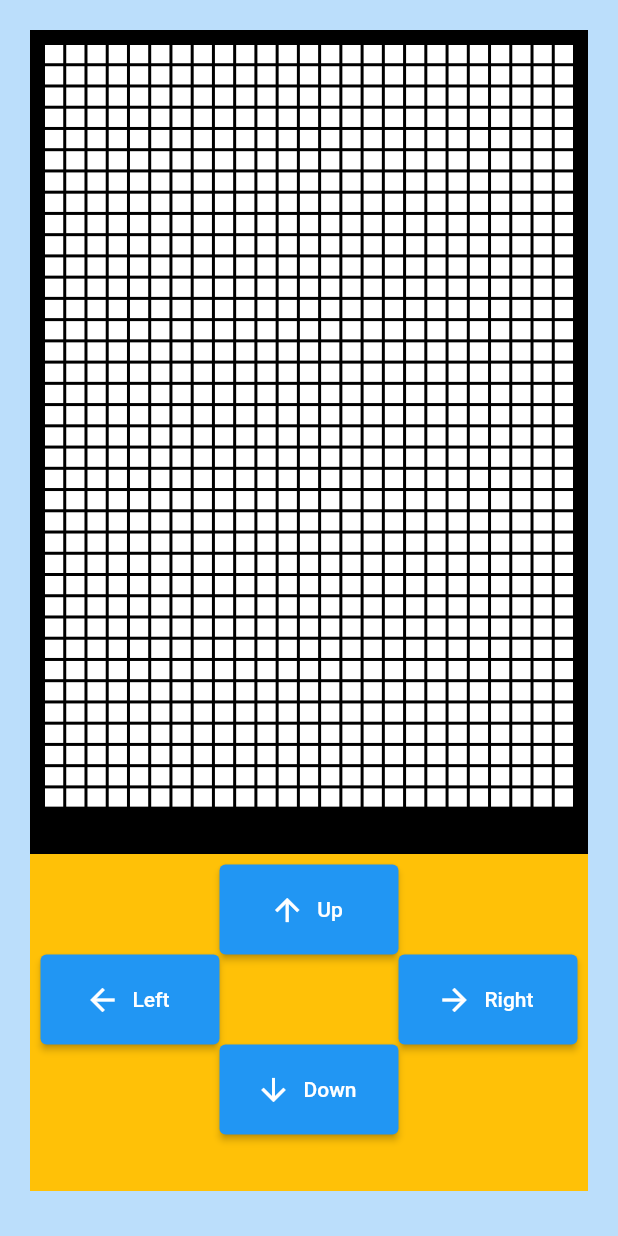
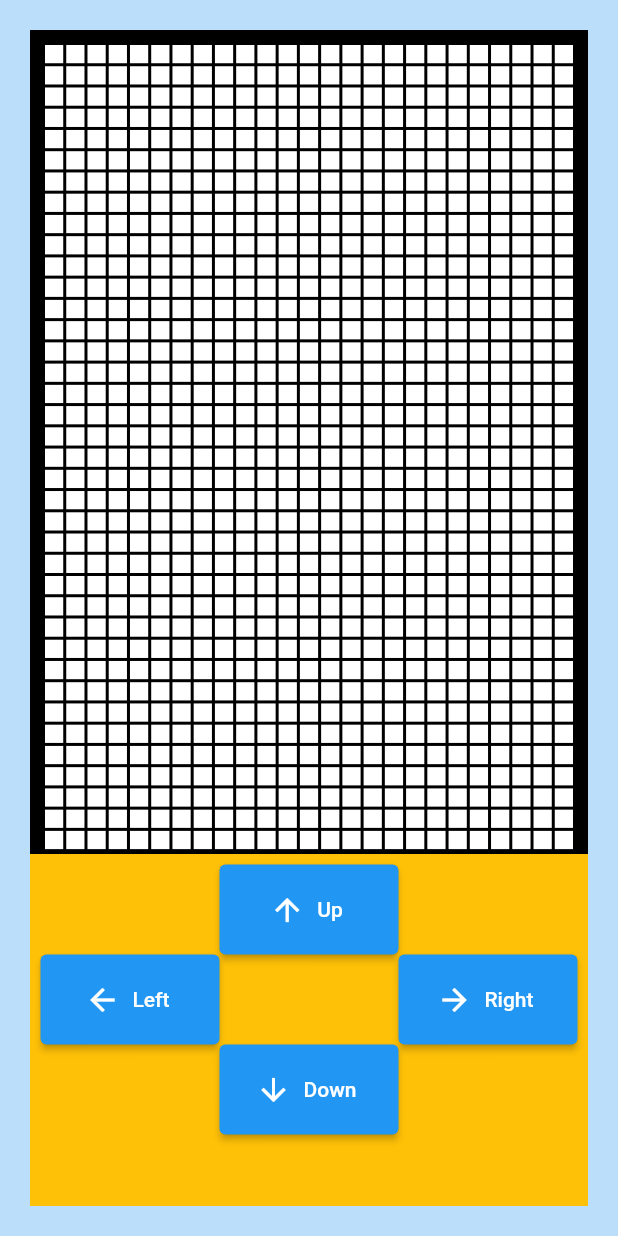
Before and after one commit to hAsiBuL231/Snake-Game-Flutter-App, a Flutter app: the screen it shows after launch, after a tap on "Start Game", on a phone screen of 412 x 824 dp. Run offline on Flutter 3.47's test engine with Material 2 defaults, Android fonts, the phone set to English and light mode, and no system bars.

Commit message:
4th commit

```diff
--- a/lib/homepage.dart
+++ b/lib/homepage.dart
@@ -5,14 +5,15 @@ class HomePage extends StatefulWidget {
   const HomePage({Key? key}) : super(key: key);
 
   @override
-  _HomePageState createState() => _HomePageState();
+  HomePageState createState() => HomePageState();
 }
 
-class _HomePageState extends State<HomePage> {
+class HomePageState extends State<HomePage> {
   @override
   Widget build(BuildContext context) {
     return Scaffold(
-      drawer: Drawer(      ///   Drawer    ///
+      drawer: Drawer(
+        ///   Drawer    ///
         child: Column(
           children: [
             Container(
@@ -25,24 +26,32 @@ class _HomePageState extends State<HomePage> {
             ),
             const ListTile(
                 leading: Icon(Icons.info_outline),
-                title: TextButton(onPressed: null, child: Text("Info"))),   // Drawer : Info
+                title: TextButton(
+                    onPressed: null, child: Text("Info"))), // Drawer : Info
             const ListTile(
                 leading: Icon(Icons.help_outline),
-                title:
-                    TextButton(onPressed: null, child: Text("Help & Support"))),   // Drawer : help & support
+                title: TextButton(
+                    onPressed: null,
+                    child: Text("Help & Support"))), // Drawer : help & support
             const ListTile(
                 leading: Icon(Icons.feedback_outlined),
-                title: TextButton(onPressed: null, child: Text("Feedback"))),   // Drawer : feedback
+                title: TextButton(
+                    onPressed: null,
+                    child: Text("Feedback"))), // Drawer : feedback
             const ListTile(
                 leading: Icon(Icons.settings),
-                title: TextButton(onPressed: null, child: Text("Settings"))),   // Drawer : settings
+                title: TextButton(
+                    onPressed: null,
+                    child: Text("Settings"))), // Drawer : settings
             const ListTile(
                 leading: Icon(Icons.exit_to_app),
-                title: TextButton(onPressed: null, child: Text("Exit")))    // Drawer : exit
+                title: TextButton(
+                    onPressed: null, child: Text("Exit"))) // Drawer : exit
           ],
         ),
       ),
-      appBar: AppBar(       /// Appbar ///
+      appBar: AppBar(
+        /// Appbar ///
         title: const Text("Flutter Demo Snake Game"),
         centerTitle: true,
         shape: const RoundedRectangleBorder(
@@ -50,14 +59,14 @@ class _HomePageState extends State<HomePage> {
           borderRadius: BorderRadius.horizontal(
               left: Radius.circular(25), right: Radius.circular(25)),
         ),
+///
+         leading:
+         IconButton(
+           icon: const Icon(Icons.menu),
+           onPressed: () {
 
-        // leading:
-        // IconButton(
-        //   icon: const Icon(Icons.menu),
-        //   onPressed: () {
-        //
-        //   },
-        // ),
+           },
+         ),
         actions: <Widget>[
           IconButton(onPressed: () {}, icon: const Icon(Icons.search)),
           PopupMenuButton(itemBuilder: (BuildContext context) {
@@ -71,10 +80,26 @@ class _HomePageState extends State<HomePage> {
       ),
       body: Column(
         children: <Widget>[
-          const Padding(       /// Welcome title ///
-            padding: EdgeInsets.fromLTRB(15, 15, 15, 100),
+          Padding(
+            padding: const EdgeInsets.only(left: 12, right: 4, top: 30),
+            child: ClipRRect(
+              borderRadius: BorderRadius.circular(200.0),
+              child: Image.asset(
+                'images/R.png',
+                width: 150.0,
+                height: 150.0,
+                fit: BoxFit.fill,
+              ),
+            ),
+          ),
+
+          const Padding(
+            /// Welcome title ///
+            padding: EdgeInsets.fromLTRB(15, 15, 15, 70),
             child: Text(
-              "Welcome to My Flutter APP",       /// title  ///
+              "Welcome to My Flutter APP",
+
+              /// title  ///
               textAlign: TextAlign.center,
               style: TextStyle(
                 fontSize: 25.0,
@@ -82,9 +107,12 @@ class _HomePageState extends State<HomePage> {
                 color: Colors.purple,
               ),
             ),
-          ),    /// Welcome title ///
+          ),
+
+          /// Welcome title ///
           // ignore: deprecated_member_use
-          Center(       /// Start Game Button ///
+          Center(
+            /// Start Game Button ///
             // ignore: deprecated_member_use
             child: ElevatedButton(
               onPressed: () {
@@ -97,7 +125,9 @@ class _HomePageState extends State<HomePage> {
                 color: Colors.blue,
                 padding: const EdgeInsets.all(30.0),
                 child: const Text(
-                  "Start Game",        ///  Button ///
+                  "Start Game",
+
+                  ///  Button ///
                   textAlign: TextAlign.center,
                   style: TextStyle(
                     fontSize: 25.0,
@@ -106,7 +136,9 @@ class _HomePageState extends State<HomePage> {
                 ),
               ),
             ),
-          )    /// Start Game Button ///
+          )
+
+          /// Start Game Button ///
         ],
       ),
       floatingActionButton: const Icon(Icons.account_circle),
--- a/lib/makefile.dart
+++ b/lib/makefile.dart
@@ -1,3 +1,5 @@
+import 'dart:async';
+
 import 'package:flutter/material.dart';
 
 class GamePage extends StatefulWidget {
@@ -8,23 +10,41 @@ class GamePage extends StatefulWidget {
 }
 
 class GamePageState extends State<GamePage> {
+  startGame() {
+    Timer.periodic(const Duration(milliseconds: 300), (timer) {
+      updateSnake();
+    });
+  }
+
+  updateSnake() {
+    /*@override
+    void setState(VoidCallback fn) {
+      // TODO: implement setState
+
+      super.setState(fn);
+    }*/
+  }
+
   @override
   Widget build(BuildContext context) {
-    double profileH = MediaQuery.of(context).size.height;
-    double profileW = MediaQuery.of(context).size.width;
-    double h= profileH/3;
+    int profileH = MediaQuery.of(context).size.height.toInt();
+    int profileW = MediaQuery.of(context).size.width.toInt();
     return Scaffold(
       body: Padding(
         padding: const EdgeInsets.all(20.0),
         child: Column(
           children: [
+            //Text(profileH.toString()),
+            //Text(profileW.toString()),
             Container(
-                height: profileH - h,
-                width: profileW - 10,
+                height: profileH - (profileH / 3),
+                //width: profileW - 10,
+                width: profileH / 2,
                 color: Colors.black,
                 child: GridView.builder(
+                    physics: const NeverScrollableScrollPhysics(),
                     padding: const EdgeInsets.all(10),
-                    itemCount: 900,
+                    itemCount: 25 * 38,
                     gridDelegate:
                         const SliverGridDelegateWithFixedCrossAxisCount(
                       crossAxisCount: 25,
@@ -38,7 +58,7 @@ class GamePageState extends State<GamePage> {
                     })),
             Container(
                 padding: const EdgeInsets.all(7),
-                height: h-50,
+                height: (profileH / 3) - 40,
                 width: profileW - 20,
                 color: Colors.amber,
                 child: Table(
--- a/pubspec.yaml
+++ b/pubspec.yaml
@@ -60,8 +60,8 @@ flutter:
   uses-material-design: true
 
   # To add assets to your application, add an assets section, like this:
-  # assets:
-  #   - images/a_dot_burr.jpeg
+  assets:
+     - images/
   #   - images/a_dot_ham.jpeg
 
   # An image asset can refer to one or more resolution-specific "variants", see
```
Also changed, not shown: 26 other files.
